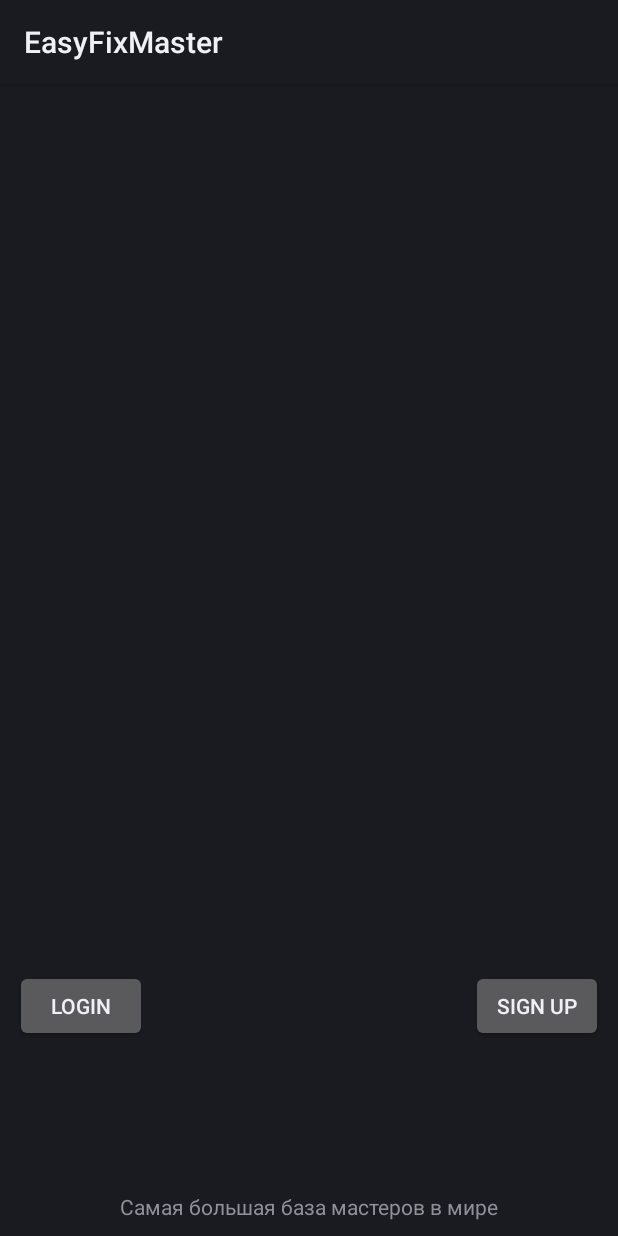
After one commit to Danziamo/project_d, an Android app: the fragment SplashActivityFragment shown on its own in the app's theme, on a phone screen of 412 x 824 dp. The commit adds this screen. Run offline under Robolectric (Android 15) with nearby library versions, the phone set to English and light mode, and no system bars.

Commit message:
Adding splash screen

```diff
--- a/app/src/main/AndroidManifest.xml
+++ b/app/src/main/AndroidManifest.xml
@@ -28,6 +28,10 @@
             android:label="@string/title_activity_test_sign_up" >
         </activity>
         <activity
+            android:name=".SplashActivity"
+            android:label="@string/title_activity_splash" >
+        </activity>
+        <activity
             android:name=".TabsActivity"
             android:theme="@style/AppTheme"
             android:label="@string/title_activity_tabs" >
--- /dev/null
+++ b/app/src/main/java/com/mirsoft/easyfixmaster/SplashActivityFragment.java
@@ -0,0 +1,23 @@
+package com.mirsoft.easyfixmaster;
+
+import android.support.v4.app.Fragment;
+import android.os.Bundle;
+import android.view.LayoutInflater;
+import android.view.View;
+import android.view.ViewGroup;
+
+
+/**
+ * A placeholder fragment containing a simple view.
+ */
+public class SplashActivityFragment extends Fragment {
+
+    public SplashActivityFragment() {
+    }
+
+    @Override
+    public View onCreateView(LayoutInflater inflater, ViewGroup container,
+                             Bundle savedInstanceState) {
+        return inflater.inflate(R.layout.fragment_splash, container, false);
+    }
+}
--- /dev/null
+++ b/app/src/main/res/layout/activity_splash.xml
@@ -0,0 +1,5 @@
+<fragment xmlns:android="http://schemas.android.com/apk/res/android"
+    xmlns:tools="http://schemas.android.com/tools" android:id="@+id/fragment"
+    android:name="com.mirsoft.easyfixmaster.SplashActivityFragment"
+    tools:layout="@layout/fragment_splash" android:layout_width="match_parent"
+    android:layout_height="match_parent" />
--- /dev/null
+++ b/app/src/main/res/layout/fragment_splash.xml
@@ -0,0 +1,36 @@
+<RelativeLayout xmlns:android="http://schemas.android.com/apk/res/android"
+    xmlns:tools="http://schemas.android.com/tools" android:layout_width="match_parent"
+    android:layout_height="match_parent" android:paddingLeft="@dimen/activity_horizontal_margin"
+    android:paddingRight="@dimen/activity_horizontal_margin"
+    android:paddingTop="@dimen/activity_vertical_margin"
+    android:paddingBottom="@dimen/activity_vertical_margin"
+    tools:context="com.mirsoft.easyfixmaster.SplashActivityFragment">
+
+    <Button
+        android:layout_width="wrap_content"
+        android:layout_height="wrap_content"
+        android:layout_above="@id/tvInfo"
+        android:text="Login"
+        android:layout_alignParentLeft="true"
+        android:layout_marginBottom="100dp"
+        android:id="@+id/btnLogin"/>
+
+    <Button
+        android:layout_width="wrap_content"
+        android:layout_height="wrap_content"
+        android:layout_above="@id/tvInfo"
+        android:text="Sign Up"
+        android:layout_alignParentRight="true"
+        android:layout_marginBottom="100dp"
+        android:id="@+id/btnSignUp"/>
+
+    <TextView
+        android:layout_width="match_parent"
+        android:layout_height="wrap_content"
+        android:gravity="center"
+        android:layout_centerHorizontal="true"
+        android:layout_alignParentBottom="true"
+        android:text="Самая большая база мастеров в мире"
+        android:id="@+id/tvInfo"/>
+
+</RelativeLayout>
--- a/app/src/main/res/values/strings.xml
+++ b/app/src/main/res/values/strings.xml
@@ -11,6 +11,7 @@
 <!-- TODO: Remove or change this placeholder text -->
     <string name="hello_blank_fragment">Hello blank fragment</string>
     <string name="title_activity_test_sign_up">TestSignUpActivity</string>
+    <string name="title_activity_splash">SplashActivity</string>
     <string name="title_activity_tabs">TabsActivity</string>
 
 </resources>
--- a/app/src/main/res/values/styles.xml
+++ b/app/src/main/res/values/styles.xml
@@ -1,10 +1,8 @@
 <resources
-    xmlns:android="http://schemas.android.com/apk/res/android"
-    xmlns:app="com.rengwuxian.materialedittext.MaterialEditText"
-    >
+    xmlns:android="http://schemas.android.com/apk/res/android">
 
     <!-- Base application theme. -->
-    <style name="AppTheme" parent="Theme.AppCompat.Light">
+    <style name="AppTheme" parent="Theme.AppCompat.Light.DarkActionBar">
         <!-- Customize your theme here. -->
     </style>
 
@@ -35,6 +33,9 @@
 
     <!--MaterialEditText-->
     <style name="Input">
+        <!-- <item name="met_baseColor">@color/blacktext</item>
+        <item name="met_underlineColor">@color/gray</item>
+        <item name="met_errorColor">@color/red</item>-->
         <item name="android:layout_width">match_parent</item>
         <item name="android:layout_height">wrap_content</item>
         <item name="android:singleLine">true</item>
```
Also changed, not shown: app/src/main/java/com/mirsoft/easyfixmaster/SplashActivity.java (added, +39 -0 lines), app/src/main/res/menu/menu_splash.xml (added, +7 -0 lines).
